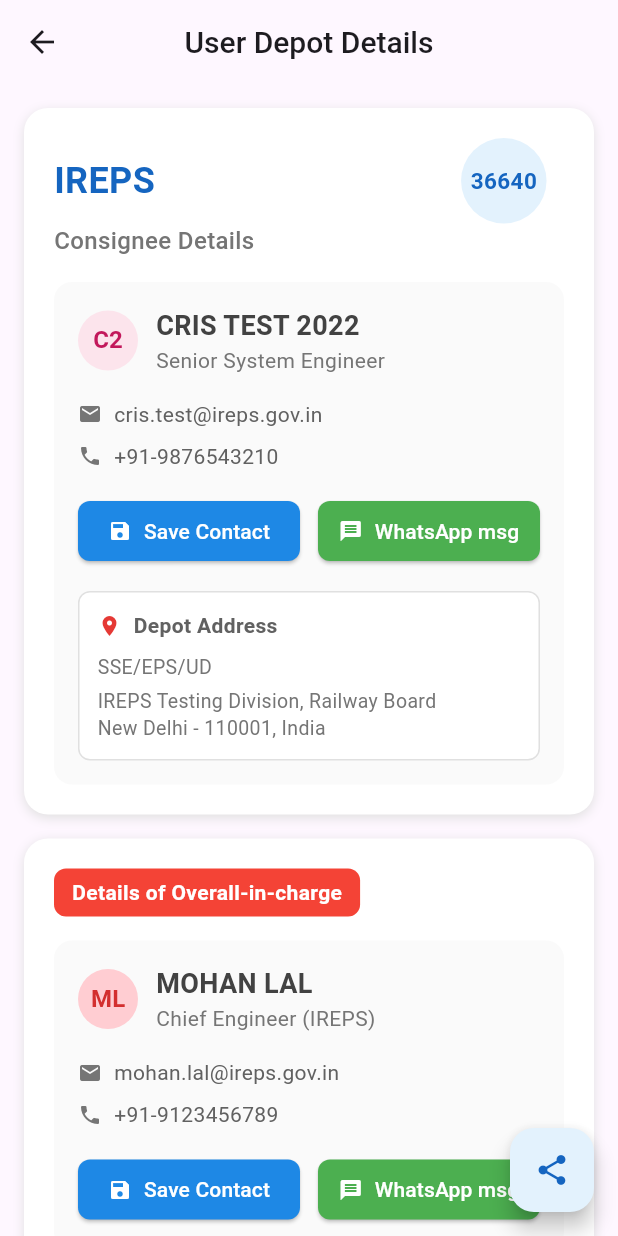
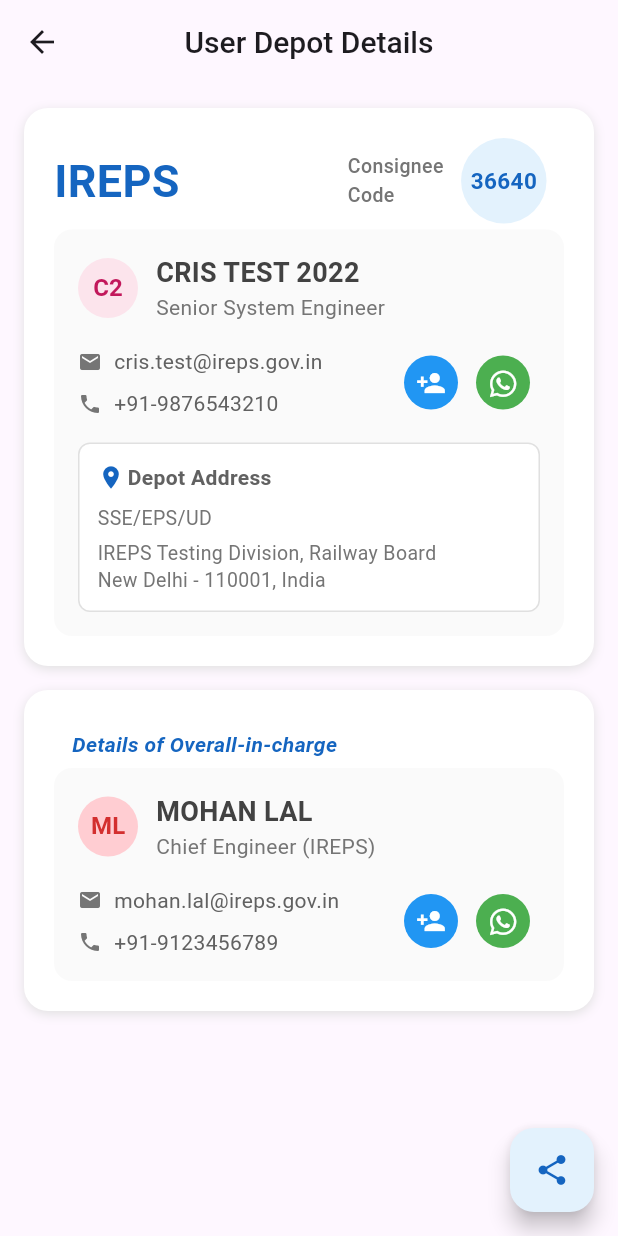
Before and after one commit to gajendrasingh05/ireps_training, a Flutter app: the NonMovingItemsPage screen opened directly, after a tap on the "arrow forward ios" icon, on a phone screen of 412 x 824 dp. Run offline on Flutter 3.47's test engine with Material 3 defaults, Android fonts, the phone set to English and light mode, and no system bars; our stand-ins replace dropdown_search, flutter_spinkit, flutter_svg, font_awesome_flutter, image_picker, local_auth and 4 more; missing offline and left inert: flutter_app; accounts and stored records are empty; Roboto replaces fonts that are missing (Gastie).

Commit message:
search item 2nd page final improvements

```diff
--- a/lib/search_item_2nd_page.dart
+++ b/lib/search_item_2nd_page.dart
@@ -1,4 +1,5 @@
 import 'package:flutter/material.dart';
+import 'package:font_awesome_flutter/font_awesome_flutter.dart';
 
 void main() {
   runApp(const MyApp());
@@ -357,7 +358,16 @@ class _NonMovingItemsPageState extends State<NonMovingItemsPage> {
         foregroundColor: Colors.blue.shade700,
         elevation: 6,
         shape: RoundedRectangleBorder(borderRadius: BorderRadius.circular(16)),
-        child: const Icon(Icons.analytics_outlined),
+        child: Column(
+          mainAxisAlignment: MainAxisAlignment.center,
+          children: [
+            const Icon(Icons.analytics_outlined),
+            Text(
+              "Summary",
+              style: TextStyle(color: Colors.blue.shade800, fontSize: 8),
+            ),
+          ],
+        ),
       ),
     );
 
@@ -439,43 +449,13 @@ class _NonMovingItemsPageState extends State<NonMovingItemsPage> {
             borderRadius: BorderRadius.circular(20),
           ),
           child: Container(
-            width: MediaQuery.of(context).size.width * 0.9,
+            width: MediaQuery.of(context).size.width * 0.95,
             height: MediaQuery.of(context).size.height * 0.8,
-            padding: const EdgeInsets.all(24),
-            child: Column(
-              crossAxisAlignment: CrossAxisAlignment.start,
-              children: [
-                Container(
-                  padding: const EdgeInsets.all(16),
-                  decoration: BoxDecoration(
-                    gradient: LinearGradient(
-                      colors: [Colors.blue.shade100, Colors.blue.shade50],
-                      begin: Alignment.topLeft,
-                      end: Alignment.bottomRight,
-                    ),
-                    color: Colors.blue.shade50,
-                    borderRadius: BorderRadius.circular(12),
-                  ),
-                  child: Row(
-                    children: [
-                      Icon(
-                        Icons.analytics_rounded,
-                        color: Colors.blue.shade900,
-                        size: 28,
-                      ),
-                      const SizedBox(width: 12),
-                      Text(
-                        'Inventory Summary Statistics',
-                        style: TextStyle(
-                          fontSize: 15,
-                          fontWeight: FontWeight.bold,
-                          color: Colors.blue.shade800,
-                        ),
-                      ),
-                    ],
-                  ),
-                ),
-                const SizedBox(height: 20),
+            padding: const EdgeInsets.all(12),
+            child: Column(
+              crossAxisAlignment: CrossAxisAlignment.start,
+              children: [
+                const SizedBox(height: 8),
                 Expanded(
                   child: SingleChildScrollView(
                     child: Column(
@@ -483,7 +463,7 @@ class _NonMovingItemsPageState extends State<NonMovingItemsPage> {
                       children: [
                         // Summary Table Section
                         _buildSummaryTable(),
-                        const SizedBox(height: 16),
+                        const SizedBox(height: 8),
 
                         // Grand Total Section
                         _buildAnalysisSection('Total Value', Icons.calculate, [
@@ -493,25 +473,21 @@ class _NonMovingItemsPageState extends State<NonMovingItemsPage> {
                     ),
                   ),
                 ),
-                const SizedBox(height: 20),
+                const SizedBox(height: 2),
                 Row(
                   mainAxisAlignment: MainAxisAlignment.end,
                   children: [
-                    ElevatedButton.icon(
+                    ElevatedButton(
                       onPressed: () => Navigator.of(context).pop(),
-                      icon: const Icon(Icons.close),
-                      label: const Text('Close'),
                       style: ElevatedButton.styleFrom(
                         backgroundColor: Colors.blue.shade50,
                         foregroundColor: Colors.blue.shade900,
                         shape: RoundedRectangleBorder(
                           borderRadius: BorderRadius.circular(12),
                         ),
-                        padding: const EdgeInsets.symmetric(
-                          horizontal: 24,
-                          vertical: 12,
-                        ),
-                      ),
+                        padding: const EdgeInsets.all(12),
+                      ),
+                      child: const Icon(Icons.close),
                     ),
                   ],
                 ),
@@ -580,7 +556,7 @@ class _NonMovingItemsPageState extends State<NonMovingItemsPage> {
           ),
         ],
       ),
-      padding: const EdgeInsets.all(16),
+      padding: const EdgeInsets.all(8),
       child: Column(
         crossAxisAlignment: CrossAxisAlignment.start,
         children: [
@@ -859,7 +835,9 @@ class InventoryItemCard extends StatelessWidget {
           children: [
             Row(
               children: [
-                Container(
+                Transform.translate(
+                  offset: Offset(0, -20),
+                  child: Container(
                     width: 32,
                     height: 32,
                     decoration: BoxDecoration(
@@ -877,6 +855,7 @@ class InventoryItemCard extends StatelessWidget {
                       ),
                     ),
                   ),
+                ),
                 const SizedBox(width: 14),
                 Expanded(
                   child: Column(
@@ -923,7 +902,6 @@ class InventoryItemCard extends StatelessWidget {
                 ),
                 Column(
                   children: [
-                    // Share Button (smaller)
                     Container(
                       width: 36,
                       height: 36,
@@ -946,7 +924,6 @@ class InventoryItemCard extends StatelessWidget {
                       ),
                     ),
                     const SizedBox(height: 8),
-                    // Right Arrow Button
                     GestureDetector(
                       onTap: () {
                         Navigator.push(
@@ -1216,12 +1193,35 @@ class UserDepotDetailsPage extends StatelessWidget {
               Text(
                 'IREPS',
                 style: TextStyle(
-                  fontSize: 24,
+                  fontSize: 30,
                   fontWeight: FontWeight.bold,
                   color: Colors.blue.shade800,
                 ),
               ),
               const Spacer(),
+              Row(
+                children: [
+                  Column(
+                    crossAxisAlignment: CrossAxisAlignment.start,
+                    children: [
+                      Text(
+                        'Consignee',
+                        style: TextStyle(
+                          fontSize: 13,
+                          color: Colors.grey.shade600,
+                          fontWeight: FontWeight.w500,
+                        ),
+                      ),
+                      Text(
+                        'Code',
+                        style: TextStyle(
+                          fontSize: 13,
+                          color: Colors.grey.shade600,
+                          fontWeight: FontWeight.w500,
+                        ),
+                      ),
+                    ],
+                  ),
                   Container(
                     padding: const EdgeInsets.symmetric(
                       horizontal: 18,
@@ -1243,15 +1243,10 @@ class UserDepotDetailsPage extends StatelessWidget {
                   ),
                 ],
               ),
-          Text(
-            'Consignee Details',
-            style: TextStyle(
-              fontSize: 16,
-              color: Colors.grey.shade600,
-              fontWeight: FontWeight.w500,
-            ),
-          ),
-          const SizedBox(height: 16),
+            ],
+          ),
+
+          const SizedBox(height: 4),
 
           // Sub-card with contact details
           Container(
@@ -1305,44 +1300,62 @@ class UserDepotDetailsPage extends StatelessWidget {
                 ),
                 const SizedBox(height: 16),
 
-                // Contact Information
-                _buildContactInfo(Icons.email, 'cris.test@ireps.gov.in'),
+                // Contact Information and Action Buttons
+                Row(
+                  children: [
+                    // Contact Information Column
+                    Expanded(
+                      flex: 2,
+                      child: Column(
+                        crossAxisAlignment: CrossAxisAlignment.start,
+                        children: [
+                          _buildContactInfo(
+                            Icons.email,
+                            'cris.test@ireps.gov.in',
+                          ),
                           const SizedBox(height: 8),
                           _buildContactInfo(Icons.phone, '+91-9876543210'),
-                const SizedBox(height: 16),
-
-                // Action Buttons
-                Row(
-                  children: [
-                    Expanded(
-                      child: ElevatedButton.icon(
+                        ],
+                      ),
+                    ),
+                    const SizedBox(width: 16),
+                    // Action Buttons Row
+                    Expanded(
+                      flex: 1,
+                      child: Row(
+                        mainAxisAlignment: MainAxisAlignment.center,
+                        crossAxisAlignment: CrossAxisAlignment.center,
+                        children: [
+                          CircleAvatar(
+                            radius: 18,
+                            backgroundColor: Colors.blue.shade500,
+                            child: IconButton(
                               onPressed: () {},
-                        icon: const Icon(Icons.save, size: 16),
-                        label: const Text('Save Contact'),
-                        style: ElevatedButton.styleFrom(
-                          backgroundColor: Colors.blue.shade600,
-                          foregroundColor: Colors.white,
-                          padding: const EdgeInsets.symmetric(vertical: 8),
-                          shape: RoundedRectangleBorder(
-                            borderRadius: BorderRadius.circular(8),
-                          ),
-                        ),
+                              icon: const Icon(
+                                Icons.person_add,
+                                color: Colors.white,
+                                size: 20,
+                              ),
+                              padding: EdgeInsets.zero,
+                              constraints: const BoxConstraints(),
                             ),
                           ),
                           const SizedBox(width: 12),
-                    Expanded(
-                      child: ElevatedButton.icon(
+                          CircleAvatar(
+                            radius: 18,
+                            backgroundColor: Colors.green.shade500,
+                            child: IconButton(
                               onPressed: () {},
-                        icon: const Icon(Icons.message, size: 16),
-                        label: const Text('WhatsApp msg'),
-                        style: ElevatedButton.styleFrom(
-                          backgroundColor: Colors.green.shade500,
-                          foregroundColor: Colors.white,
-                          padding: const EdgeInsets.symmetric(vertical: 8),
-                          shape: RoundedRectangleBorder(
-                            borderRadius: BorderRadius.circular(8),
-                          ),
-                        ),
+                              icon: const Icon(
+                                FontAwesomeIcons.whatsapp,
+                                color: Colors.white,
+                                size: 20,
+                              ),
+                              padding: EdgeInsets.zero,
+                              constraints: const BoxConstraints(),
+                            ),
+                          ),
+                        ],
                       ),
                     ),
                   ],
@@ -1365,10 +1378,10 @@ class UserDepotDetailsPage extends StatelessWidget {
                         children: [
                           Icon(
                             Icons.location_on,
-                            color: Colors.red.shade600,
-                            size: 16,
-                          ),
-                          const SizedBox(width: 8),
+                            color: Colors.blue.shade800,
+                            size: 18,
+                          ),
+                          const SizedBox(width: 2),
                           Text(
                             'Depot Address',
                             style: TextStyle(
@@ -1428,21 +1441,16 @@ class UserDepotDetailsPage extends StatelessWidget {
           // Red Label
           Container(
             padding: const EdgeInsets.symmetric(horizontal: 12, vertical: 6),
-            decoration: BoxDecoration(
-              color: Colors.red.shade500,
-              borderRadius: BorderRadius.circular(8),
-            ),
-            child: const Text(
+            child: Text(
               'Details of Overall-in-charge',
               style: TextStyle(
-                color: Colors.white,
+                fontStyle: FontStyle.italic,
+                color: Colors.blue.shade800,
                 fontWeight: FontWeight.bold,
                 fontSize: 14,
               ),
             ),
           ),
-          const SizedBox(height: 16),
-
           // Contact Details
           Container(
             width: double.infinity,
@@ -1495,44 +1503,62 @@ class UserDepotDetailsPage extends StatelessWidget {
                 ),
                 const SizedBox(height: 16),
 
-                // Contact Information
-                _buildContactInfo(Icons.email, 'mohan.lal@ireps.gov.in'),
+                // Contact Information and Action Buttons
+                Row(
+                  children: [
+                    // Contact Information Column
+                    Expanded(
+                      flex: 2,
+                      child: Column(
+                        crossAxisAlignment: CrossAxisAlignment.start,
+                        children: [
+                          _buildContactInfo(
+                            Icons.email,
+                            'mohan.lal@ireps.gov.in',
+                          ),
                           const SizedBox(height: 8),
                           _buildContactInfo(Icons.phone, '+91-9123456789'),
-                const SizedBox(height: 16),
-
-                // Action Buttons
-                Row(
-                  children: [
-                    Expanded(
-                      child: ElevatedButton.icon(
+                        ],
+                      ),
+                    ),
+                    const SizedBox(width: 16),
+                    // Action Buttons Row
+                    Expanded(
+                      flex: 1,
+                      child: Row(
+                        mainAxisAlignment: MainAxisAlignment.center,
+                        crossAxisAlignment: CrossAxisAlignment.center,
+                        children: [
+                          CircleAvatar(
+                            radius: 18,
+                            backgroundColor: Colors.blue.shade500,
+                            child: IconButton(
                               onPressed: () {},
-                        icon: const Icon(Icons.save, size: 16),
-                        label: const Text('Save Contact'),
-                        style: ElevatedButton.styleFrom(
-                          backgroundColor: Colors.blue.shade600,
-                          foregroundColor: Colors.white,
-                          padding: const EdgeInsets.symmetric(vertical: 8),
-                          shape: RoundedRectangleBorder(
-                            borderRadius: BorderRadius.circular(8),
-                          ),
-                        ),
+                              icon: const Icon(
+                                Icons.person_add,
+                                color: Colors.white,
+                                size: 20,
+                              ),
+                              padding: EdgeInsets.zero,
+                              constraints: const BoxConstraints(),
                             ),
                           ),
                           const SizedBox(width: 12),
-                    Expanded(
-                      child: ElevatedButton.icon(
+                          CircleAvatar(
+                            radius: 18,
+                            backgroundColor: Colors.green.shade500,
+                            child: IconButton(
                               onPressed: () {},
-                        icon: const Icon(Icons.message, size: 16),
-                        label: const Text('WhatsApp msg'),
-                        style: ElevatedButton.styleFrom(
-                          backgroundColor: Colors.green.shade500,
-                          foregroundColor: Colors.white,
-                          padding: const EdgeInsets.symmetric(vertical: 8),
-                          shape: RoundedRectangleBorder(
-                            borderRadius: BorderRadius.circular(8),
-                          ),
-                        ),
+                              icon: const Icon(
+                                FontAwesomeIcons.whatsapp,
+                                color: Colors.white,
+                                size: 20,
+                              ),
+                              padding: EdgeInsets.zero,
+                              constraints: const BoxConstraints(),
+                            ),
+                          ),
+                        ],
                       ),
                     ),
                   ],
```
Lines whose indentation alone changed are shown as unchanged.
